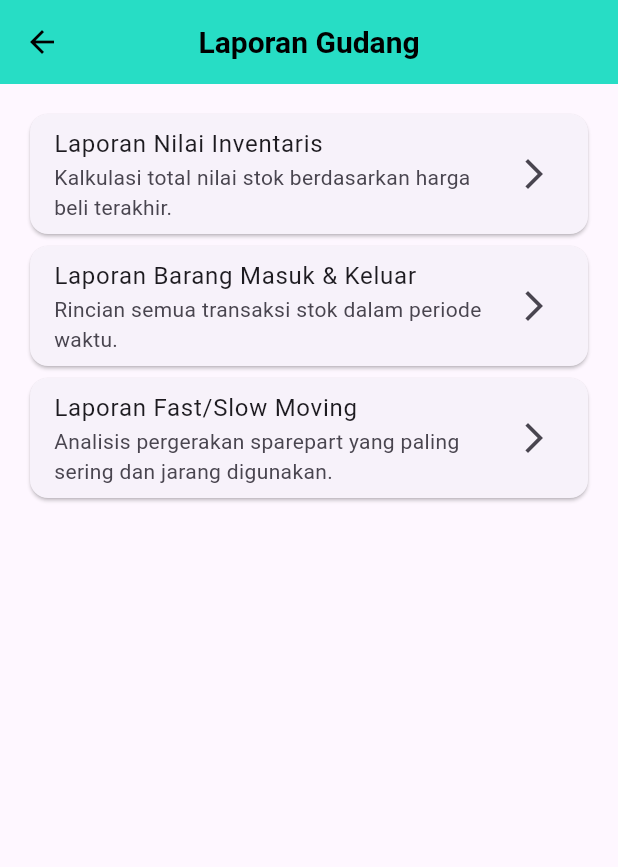
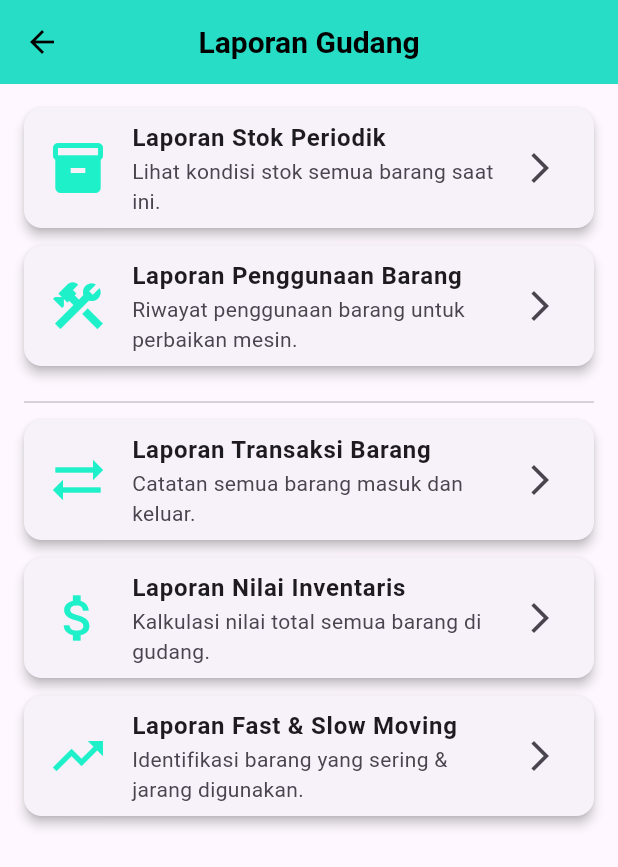
Before and after one commit to Alex16oz/aplikasiflutter1, a Flutter app: the WarehouseReportsPage screen opened directly, on a phone screen of 412 x 824 dp. Shown: the top 867 px of the screen. Run offline on Flutter 3.47's test engine with Material 3 defaults, Android fonts, the phone set to English and light mode, and no system bars; our stand-ins replace image_picker, supabase_flutter; accounts and stored records are empty; network calls fail.

```diff
--- a/lib/main.dart
+++ b/lib/main.dart
@@ -2,7 +2,7 @@
 import 'package:flutter/material.dart';
 import 'package:intl/date_symbol_data_local.dart';
 import 'package:supabase_flutter/supabase_flutter.dart';
-
+import 'package:flutter_localizations/flutter_localizations.dart';
 // Import semua halaman yang dibutuhkan
 import 'pages/login_page.dart';
 import 'pages/dashboard_page.dart';
--- a/lib/pages/warehouse_reports_page.dart
+++ b/lib/pages/warehouse_reports_page.dart
@@ -1,7 +1,10 @@
 // lib/pages/warehouse_reports_page.dart
 import 'package:flutter/material.dart';
+// Impor halaman-halaman baru
 import 'package:testflut1/pages/inventory_value_report_page.dart';
+import 'package:testflut1/pages/item_usage_report_page.dart';
 import 'package:testflut1/pages/moving_items_report_page.dart';
+import 'package:testflut1/pages/periodic_stock_report_page.dart';
 import 'package:testflut1/pages/stock_transaction_report_page.dart';
 
 class WarehouseReportsPage extends StatelessWidget {
@@ -16,23 +19,51 @@ class WarehouseReportsPage extends StatelessWidget {
       body: ListView(
         padding: const EdgeInsets.all(16.0),
         children: [
-          ReportListItem(
+          // --- TAMBAHKAN CARD INI ---
+          _buildReportCard(
+            context,
+            title: 'Laporan Stok Periodik',
+            subtitle: 'Lihat kondisi stok semua barang saat ini.',
+            icon: Icons.inventory,
+            onTap: () {
+              Navigator.push(context, MaterialPageRoute(builder: (context) => const PeriodicStockReportPage()));
+            },
+          ),
+          // --- DAN INI ---
+          _buildReportCard(
+            context,
+            title: 'Laporan Penggunaan Barang',
+            subtitle: 'Riwayat penggunaan barang untuk perbaikan mesin.',
+            icon: Icons.construction,
+            onTap: () {
+              Navigator.push(context, MaterialPageRoute(builder: (context) => const ItemUsageReportPage()));
+            },
+          ),
+          // --- Kartu-kartu yang sudah ada sebelumnya ---
+          const Divider(height: 24),
+          _buildReportCard(
+            context,
+            title: 'Laporan Transaksi Barang',
+            subtitle: 'Catatan semua barang masuk dan keluar.',
+            icon: Icons.sync_alt,
+            onTap: () {
+              Navigator.push(context, MaterialPageRoute(builder: (context) => const StockTransactionReportPage()));
+            },
+          ),
+          _buildReportCard(
+            context,
             title: 'Laporan Nilai Inventaris',
-            subtitle: 'Kalkulasi total nilai stok berdasarkan harga beli terakhir.',
+            subtitle: 'Kalkulasi nilai total semua barang di gudang.',
+            icon: Icons.attach_money,
             onTap: () {
               Navigator.push(context, MaterialPageRoute(builder: (context) => const InventoryValueReportPage()));
             },
           ),
-          ReportListItem(
-            title: 'Laporan Barang Masuk & Keluar',
-            subtitle: 'Rincian semua transaksi stok dalam periode waktu.',
-            onTap: () {
-              Navigator.push(context, MaterialPageRoute(builder: (context) => const StockTransactionReportPage()));
-            },
-          ),
-          ReportListItem(
-            title: 'Laporan Fast/Slow Moving',
-            subtitle: 'Analisis pergerakan sparepart yang paling sering dan jarang digunakan.',
+          _buildReportCard(
+            context,
+            title: 'Laporan Fast & Slow Moving',
+            subtitle: 'Identifikasi barang yang sering & jarang digunakan.',
+            icon: Icons.trending_up,
             onTap: () {
               Navigator.push(context, MaterialPageRoute(builder: (context) => const MovingItemsReportPage()));
             },
@@ -41,25 +72,19 @@ class WarehouseReportsPage extends StatelessWidget {
       ),
     );
   }
-}
 
-class ReportListItem extends StatelessWidget {
-  final String title;
-  final String subtitle;
-  final VoidCallback onTap;
-
-  const ReportListItem({
-    super.key,
-    required this.title,
-    required this.subtitle,
-    required this.onTap,
-  });
-
-  @override
-  Widget build(BuildContext context) {
+  Widget _buildReportCard(BuildContext context, {
+    required String title,
+    required String subtitle,
+    required IconData icon,
+    required VoidCallback onTap,
+  }) {
     return Card(
+      elevation: 3,
+      margin: const EdgeInsets.only(bottom: 12),
       child: ListTile(
-        title: Text(title),
+        leading: Icon(icon, size: 40, color: Theme.of(context).primaryColor),
+        title: Text(title, style: const TextStyle(fontWeight: FontWeight.bold)),
         subtitle: Text(subtitle),
         trailing: const Icon(Icons.arrow_forward_ios),
         onTap: onTap,
--- a/pubspec.yaml
+++ b/pubspec.yaml
@@ -30,8 +30,10 @@ environment:
 dependencies:
   flutter:
     sdk: flutter
+  flutter_localizations:
+    sdk: flutter
   supabase_flutter: ^2.5.8
-  intl: ^0.19.0
+  intl: ^0.20.2
   image_picker: ^1.1.2 # Gunakan versi terbaru
   collection: ^1.18.0
 
```
Also changed, not shown: lib/pages/item_usage_report_page.dart (added, +138 -0 lines), lib/pages/periodic_stock_report_page.dart (added, +114 -0 lines), pubspec.lock.
